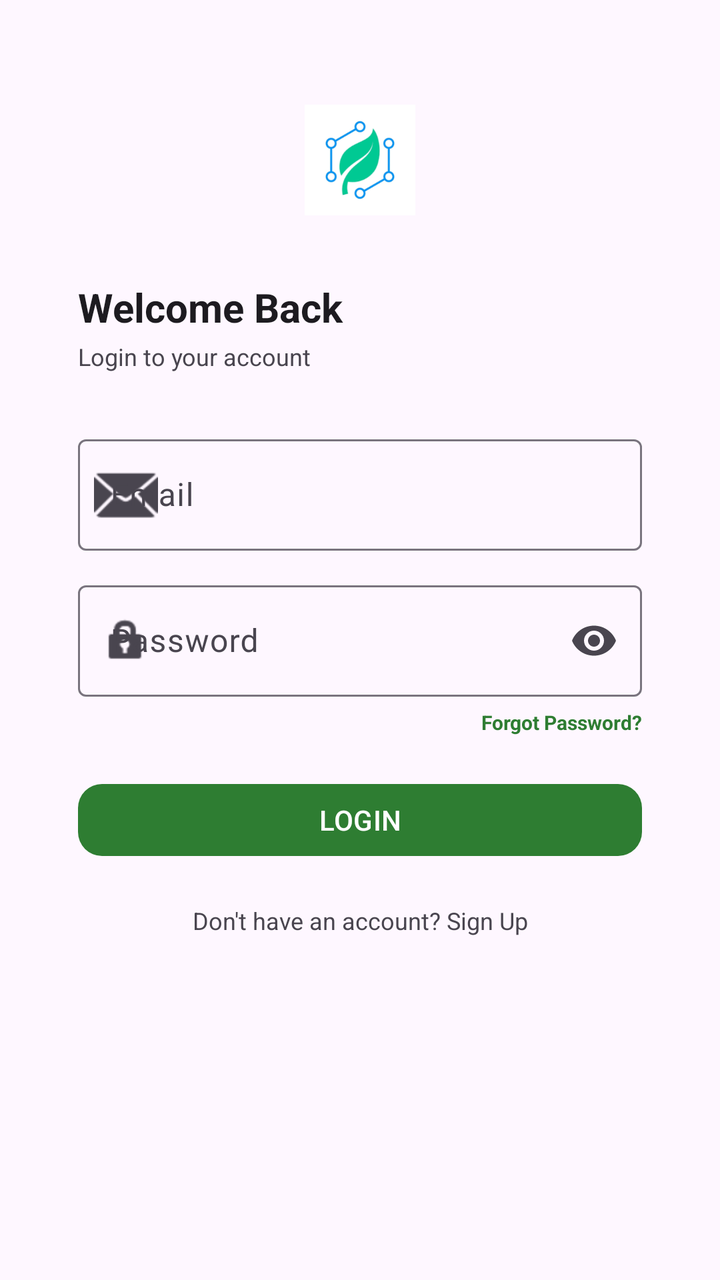
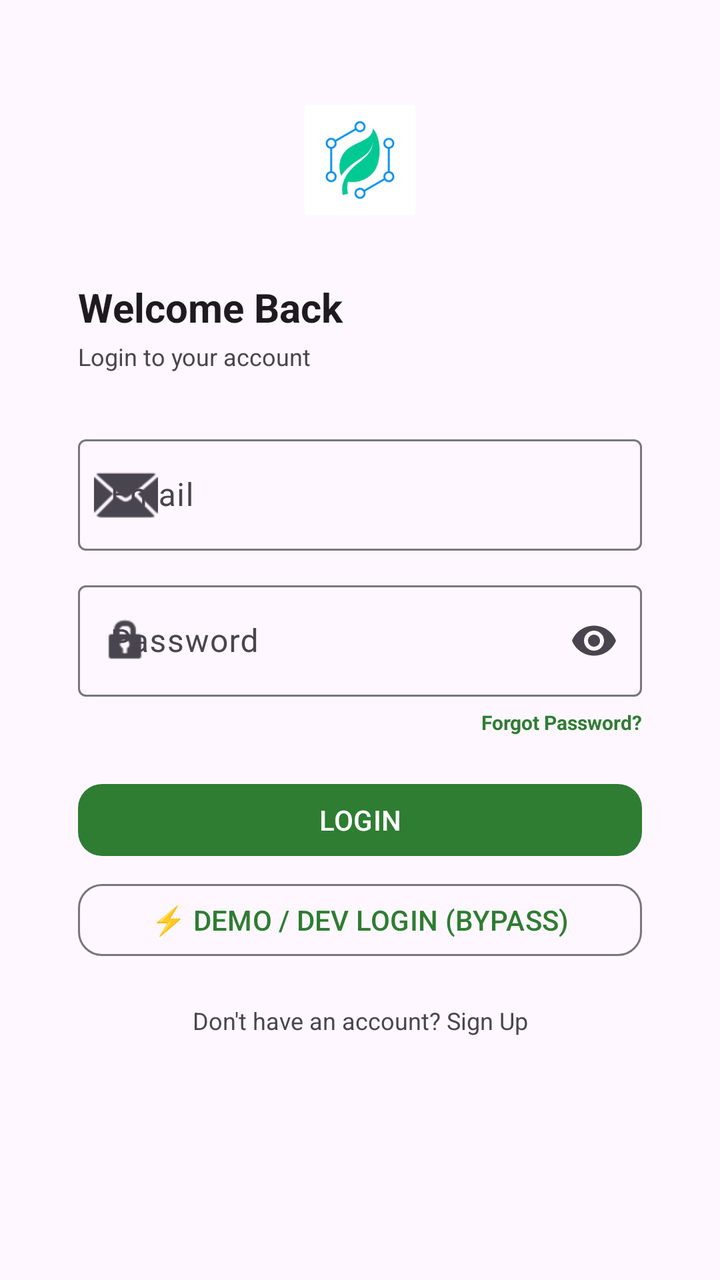

The first picture is an Android layout as it rendered before a commit; the second is the same layout after the commit. The layout source and the unified diff follow.
<!-- AndroidManifest.xml: application theme Theme.BioPolymerScreening -->
<!-- res/layout/activity_login.xml -->
<?xml version="1.0" encoding="utf-8"?>
<androidx.core.widget.NestedScrollView xmlns:android="http://schemas.android.com/apk/res/android"
    xmlns:app="http://schemas.android.com/apk/res-auto"
    android:layout_width="match_parent"
    android:layout_height="match_parent"
    android:fillViewport="true"
    android:background="?attr/colorSurface">

    <androidx.constraintlayout.widget.ConstraintLayout
        android:layout_width="match_parent"
        android:layout_height="wrap_content"
        android:padding="@dimen/margin_standard">

        <androidx.constraintlayout.widget.Guideline
            android:id="@+id/guideline_start"
            android:layout_width="wrap_content"
            android:layout_height="wrap_content"
            android:orientation="vertical"
            app:layout_constraintGuide_percent="0.08" />

        <androidx.constraintlayout.widget.Guideline
            android:id="@+id/guideline_end"
            android:layout_width="wrap_content"
            android:layout_height="wrap_content"
            android:orientation="vertical"
            app:layout_constraintGuide_percent="0.92" />

        <ImageView
            android:id="@+id/iv_logo"
            android:layout_width="@dimen/logo_size"
            android:layout_height="@dimen/logo_size"
            android:layout_marginTop="@dimen/margin_extra_large"
            android:contentDescription="App Logo"
            app:layout_constraintEnd_toEndOf="parent"
            app:layout_constraintStart_toStartOf="parent"
            app:layout_constraintTop_toTopOf="parent"
            app:srcCompat="@mipmap/ic_launcher_foreground" />

        <TextView
            android:id="@+id/tv_welcome"
            android:layout_width="0dp"
            android:layout_height="wrap_content"
            android:layout_marginTop="@dimen/margin_large"
            android:text="Welcome Back"
            android:textAlignment="center"
            android:textColor="?attr/colorOnSurface"
            android:textSize="@dimen/text_heading_large"
            android:textStyle="bold"
            app:layout_constraintEnd_toStartOf="@+id/guideline_end"
            app:layout_constraintStart_toStartOf="@+id/guideline_start"
            app:layout_constraintTop_toBottomOf="@+id/iv_logo" />

        <TextView
            android:id="@+id/tv_subtitle"
            android:layout_width="0dp"
            android:layout_height="wrap_content"
            android:layout_marginTop="@dimen/margin_extra_small"
            android:text="Login to your account"
            android:textAlignment="center"
            android:textColor="?attr/colorOnSurfaceVariant"
            android:textSize="@dimen/text_body"
            app:layout_constraintEnd_toStartOf="@+id/guideline_end"
            app:layout_constraintStart_toStartOf="@+id/guideline_start"
            app:layout_constraintTop_toBottomOf="@+id/tv_welcome" />

        <com.google.android.material.textfield.TextInputLayout
            android:id="@+id/til_email"
            style="@style/Widget.Material3.TextInputLayout.OutlinedBox"
            android:layout_width="0dp"
            android:layout_height="wrap_content"
            android:layout_marginTop="@dimen/margin_extra_large"
            android:hint="Email"
            app:layout_constraintEnd_toStartOf="@+id/guideline_end"
            app:layout_constraintStart_toStartOf="@+id/guideline_start"
            app:layout_constraintTop_toBottomOf="@+id/tv_subtitle"
            app:startIconDrawable="@android:drawable/ic_dialog_email">

            <com.google.android.material.textfield.TextInputEditText
                android:id="@+id/et_email"
                android:layout_width="match_parent"
                android:layout_height="wrap_content"
                android:inputType="textEmailAddress" />
        </com.google.android.material.textfield.TextInputLayout>

        <com.google.android.material.textfield.TextInputLayout
            android:id="@+id/til_password"
            style="@style/Widget.Material3.TextInputLayout.OutlinedBox"
            android:layout_width="0dp"
            android:layout_height="wrap_content"
            android:layout_marginTop="@dimen/margin_standard"
            android:hint="Password"
            app:endIconMode="password_toggle"
            app:layout_constraintEnd_toStartOf="@+id/guideline_end"
            app:layout_constraintStart_toStartOf="@+id/guideline_start"
            app:layout_constraintTop_toBottomOf="@+id/til_email"
            app:startIconDrawable="@android:drawable/ic_lock_idle_lock">

            <com.google.android.material.textfield.TextInputEditText
                android:id="@+id/et_password"
                android:layout_width="match_parent"
                android:layout_height="wrap_content"
                android:inputType="textPassword" />
        </com.google.android.material.textfield.TextInputLayout>

        <TextView
            android:id="@+id/tv_forgot_password"
            android:layout_width="wrap_content"
            android:layout_height="wrap_content"
            android:layout_marginTop="@dimen/margin_small"
            android:text="Forgot Password?"
            android:textColor="?attr/colorPrimary"
            android:textSize="@dimen/text_caption"
            android:textStyle="bold"
            app:layout_constraintEnd_toStartOf="@+id/guideline_end"
            app:layout_constraintTop_toBottomOf="@+id/til_password" />

        <com.google.android.material.button.MaterialButton
            android:id="@+id/btn_login"
            style="@style/Widget.Material3.Button"
            android:layout_width="0dp"
            android:layout_height="@dimen/button_height"
            android:layout_marginTop="@dimen/margin_large"
            android:text="LOGIN"
            android:textSize="@dimen/text_button"
            app:cornerRadius="@dimen/corner_radius"
            app:layout_constraintEnd_toStartOf="@+id/guideline_end"
            app:layout_constraintStart_toStartOf="@+id/guideline_start"
            app:layout_constraintTop_toBottomOf="@+id/tv_forgot_password" />

        <ProgressBar
            android:id="@+id/progress_bar"
            android:layout_width="wrap_content"
            android:layout_height="wrap_content"
            android:visibility="gone"
            app:layout_constraintBottom_toBottomOf="@+id/btn_login"
            app:layout_constraintEnd_toEndOf="@+id/btn_login"
            app:layout_constraintStart_toStartOf="@+id/btn_login"
            app:layout_constraintTop_toTopOf="@+id/btn_login" />

        <TextView
            android:id="@+id/tv_signup_link"
            android:layout_width="wrap_content"
            android:layout_height="wrap_content"
            android:layout_marginTop="@dimen/margin_large"
            android:layout_marginBottom="@dimen/margin_large"
            android:text="Don't have an account? Sign Up"
            android:textColor="?attr/colorOnSurfaceVariant"
            android:textSize="@dimen/text_body"
            app:layout_constraintBottom_toBottomOf="parent"
            app:layout_constraintEnd_toEndOf="parent"
            app:layout_constraintStart_toStartOf="parent"
            app:layout_constraintTop_toBottomOf="@+id/btn_login"
            app:layout_constraintVertical_bias="0" />

    </androidx.constraintlayout.widget.ConstraintLayout>
</androidx.core.widget.NestedScrollView>
<!-- resources referenced by this layout -->
<resources>
  <dimen name="button_height">50dp</dimen>
  <dimen name="corner_radius">12dp</dimen>
  <dimen name="logo_size">100dp</dimen>
  <dimen name="margin_extra_large">32dp</dimen>
  <dimen name="margin_extra_small">4dp</dimen>
  <dimen name="margin_large">24dp</dimen>
  <dimen name="margin_small">8dp</dimen>
  <dimen name="margin_standard">16dp</dimen>
  <dimen name="text_body">14sp</dimen>
  <dimen name="text_button">16sp</dimen>
  <dimen name="text_caption">12sp</dimen>
  <dimen name="text_heading_large">24sp</dimen>
  <!-- mipmap ic_launcher_foreground: webp bitmap (mipmap-hdpi, 4416 bytes) -->
  <style name="Theme.BioPolymerScreening" parent="Theme.Material3.DayNight.NoActionBar">
          
          <item name="colorPrimary">@color/primary</item>
          <item name="colorOnPrimary">@color/white</item>
          <item name="colorPrimaryContainer">@color/primary_container</item>
          <item name="colorOnPrimaryContainer">@color/on_primary_container</item>
  
          <item name="android:windowAnimationStyle">@style/WindowAnimationTransition</item>
      </style>
  <color name="primary">#2E7D32</color>
  <color name="white">#FFFFFF</color>
  <color name="primary_container">#C8E6C9</color>
  <color name="on_primary_container">#003300</color>
  <style name="WindowAnimationTransition">
          <item name="android:windowEnterAnimation">@android:anim/fade_in</item>
          <item name="android:windowExitAnimation">@android:anim/fade_out</item>
      </style>
</resources>

<!-- the commit's change to res/layout/activity_login.xml (unified diff, before → after) -->
@@ -137,6 +137,19 @@
             app:layout_constraintStart_toStartOf="@+id/btn_login"
             app:layout_constraintTop_toTopOf="@+id/btn_login" />
 
+        <com.google.android.material.button.MaterialButton
+            android:id="@+id/btn_dev_login"
+            style="@style/Widget.Material3.Button.OutlinedButton"
+            android:layout_width="0dp"
+            android:layout_height="@dimen/button_height"
+            android:layout_marginTop="@dimen/margin_small"
+            android:text="⚡ DEMO / DEV LOGIN (BYPASS)"
+            android:textSize="@dimen/text_button"
+            app:cornerRadius="@dimen/corner_radius"
+            app:layout_constraintEnd_toStartOf="@+id/guideline_end"
+            app:layout_constraintStart_toStartOf="@+id/guideline_start"
+            app:layout_constraintTop_toBottomOf="@+id/btn_login" />
+
         <TextView
             android:id="@+id/tv_signup_link"
             android:layout_width="wrap_content"
@@ -149,7 +162,7 @@
             app:layout_constraintBottom_toBottomOf="parent"
             app:layout_constraintEnd_toEndOf="parent"
             app:layout_constraintStart_toStartOf="parent"
-            app:layout_constraintTop_toBottomOf="@+id/btn_login"
+            app:layout_constraintTop_toBottomOf="@+id/btn_dev_login"
             app:layout_constraintVertical_bias="0" />
 
     </androidx.constraintlayout.widget.ConstraintLayout>
